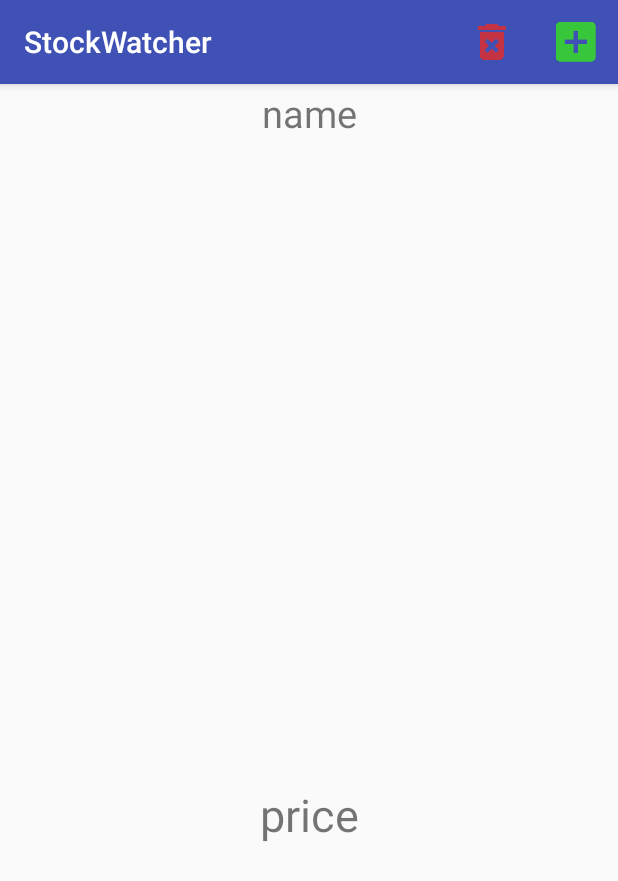
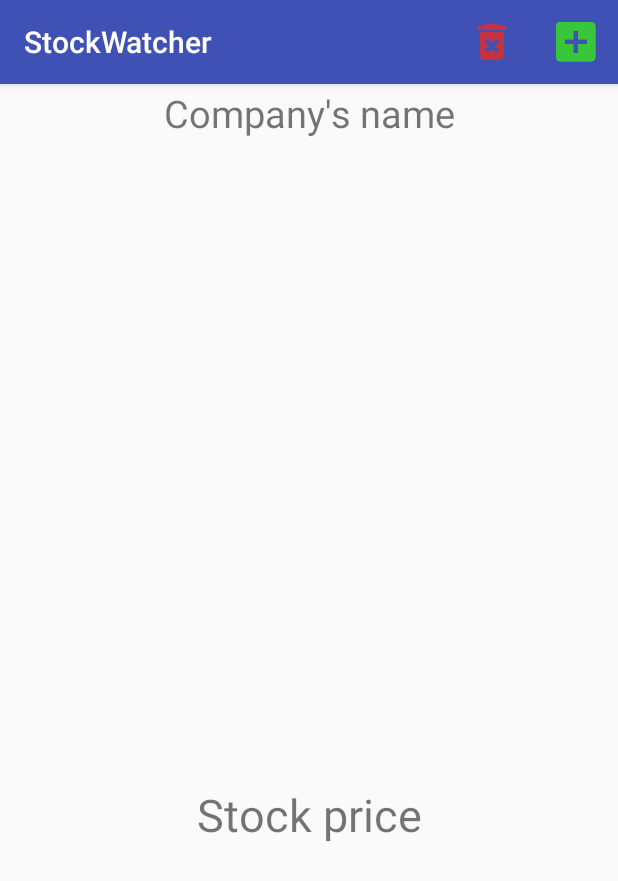
Before and after one commit to Frankiskandar/StockWatcher, an Android app: the fragment StockDetailsFragment placed in its activity, after a tap on "trash", on a phone screen of 412 x 824 dp. Shown: the top 881 px of the screen. Run offline under Robolectric (Android 15) with nearby library versions, the phone set to English and light mode, and no system bars; our stand-ins replace Picasso; pictures from the network do not load.

Commit message:
fixed language problem

```diff
--- a/app/src/main/java/edu/temple/stockwatcher/MainActivity.java
+++ b/app/src/main/java/edu/temple/stockwatcher/MainActivity.java
@@ -96,13 +96,13 @@ public class MainActivity extends AppCompatActivity implements PortfolioFragment
                         log.info("stockList file deleted ");
                         portfolio.remove(); //clear portfolio object, overkill with below?
                         sender.deletePortfolio(); // clear portfolio inside portfragment and notify the adapter
-                        Toast.makeText(getApplicationContext(), "Portfolio Cleared cleared", Toast.LENGTH_SHORT).show();
+                        Toast.makeText(getApplicationContext(), R.string.portfolio_deleted, Toast.LENGTH_SHORT).show();
                     } else {
                         log.info("No file to delete: " + deleted);
                     }
                 } else {
                     log.info("file DNE");
-                    Toast.makeText(getApplicationContext(), "No portfolio exists", Toast.LENGTH_SHORT).show();
+                    Toast.makeText(getApplicationContext(), R.string.no_portfolio_file, Toast.LENGTH_SHORT).show();
                 }
                 return true;
 
--- a/app/src/main/res/layout/fragment_stock_details.xml
+++ b/app/src/main/res/layout/fragment_stock_details.xml
@@ -15,7 +15,7 @@
             android:id="@+id/stock_name"
             android:layout_width="match_parent"
             android:layout_height="39dp"
-            android:text="name"
+            android:text="@string/company_name"
             android:textSize="25dp"
             android:gravity="center"/>
 
@@ -28,7 +28,7 @@
             android:id="@+id/stock_price"
             android:layout_width="match_parent"
             android:layout_height="match_parent"
-            android:text="price"
+            android:text="@string/stock_price"
             android:gravity="center"
             android:textSize="30dp"
             android:layout_weight="0.3"/>
--- a/app/src/main/res/values/strings.xml
+++ b/app/src/main/res/values/strings.xml
@@ -5,5 +5,8 @@
     <string name="hello_blank_fragment">Hello blank fragment</string>
     <string name="title_activity_stock_search">StockSearchActivity</string>
     <string name="empty_portfolio">Your portfolio is empty, tap on + button to add new stock</string>
-
+    <string name="company_name">Company\'s name</string>
+    <string name="stock_price">Stock price</string>
+    <string name="no_portfolio_file">No Portfolio Exists</string>
+    <string name="portfolio_deleted">Portfolio Cleared</string>
 </resources>
```
Also changed, not shown: app/src/main/java/edu/temple/stockwatcher/StockDetailsFragment.java (+5 -4 lines), 1 other file.
